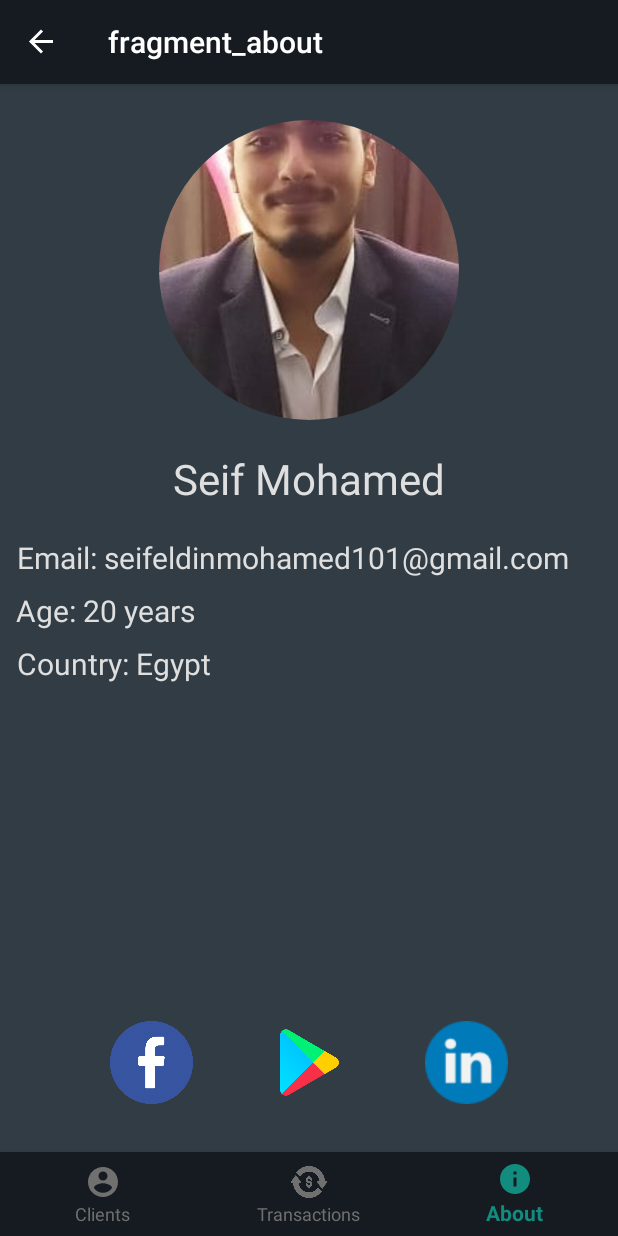
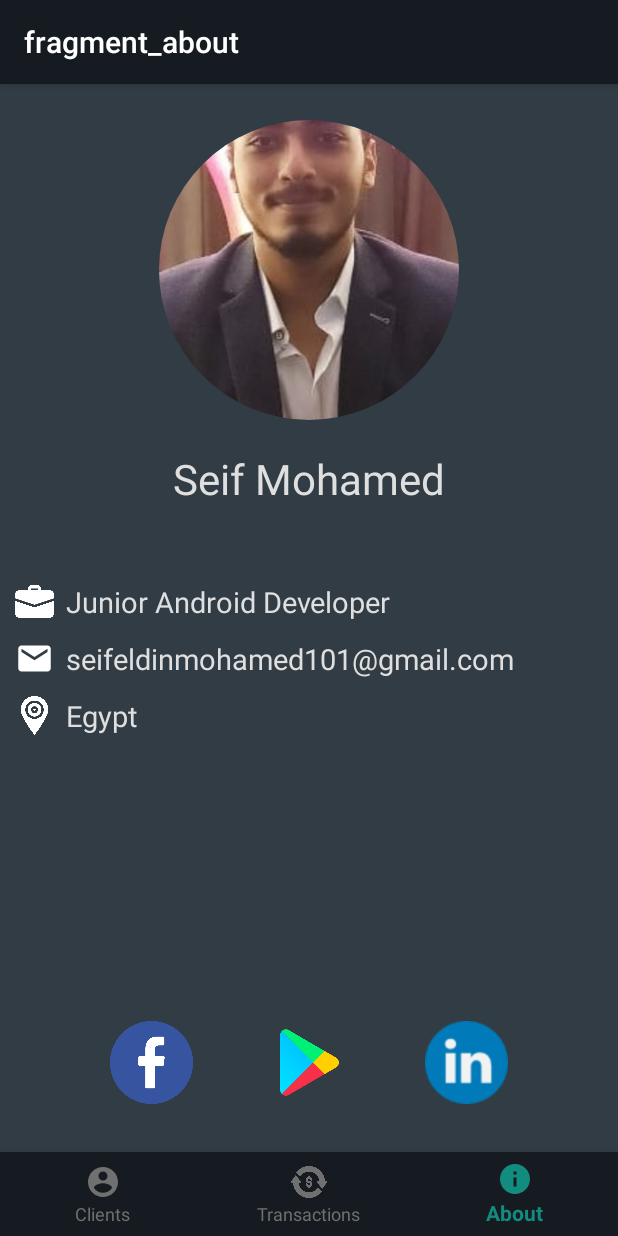
Before and after one commit to SeifEldinMohamed/SimpleBankApp-SparksInternship, an Android app: the AboutFragment screen opened through its navigation route, on a phone screen of 412 x 824 dp. Run offline under Robolectric (Android 15) with nearby library versions, the phone set to English and light mode, and no system bars; our stand-ins replace CircleImageView, navigation-ui.

Commit message:
finish about fragment

```diff
--- a/app/src/main/java/com/seif/simplebankapp/MainActivity.kt
+++ b/app/src/main/java/com/seif/simplebankapp/MainActivity.kt
@@ -3,6 +3,7 @@ package com.seif.simplebankapp
 import androidx.appcompat.app.AppCompatActivity
 import android.os.Bundle
 import androidx.navigation.findNavController
+import androidx.navigation.ui.AppBarConfiguration
 import androidx.navigation.ui.setupActionBarWithNavController
 import androidx.navigation.ui.setupWithNavController
 import com.seif.simplebankapp.databinding.ActivityMainBinding
@@ -15,6 +16,7 @@ class MainActivity : AppCompatActivity() {
         setContentView(binding.root)
         val navController = findNavController(R.id.nav_host)
         binding.bottomNavigationView.setupWithNavController(navController)
-        setupActionBarWithNavController(navController)
+        val appBarCompatActivity = AppBarConfiguration(setOf(R.id.clientsFragment, R.id.transactionsFragment, R.id.aboutFragment))
+        setupActionBarWithNavController(navController, appBarCompatActivity)
     }
 }
--- /dev/null
+++ b/app/src/main/res/drawable/ic_email.xml
@@ -0,0 +1,5 @@
+<vector android:height="24dp" android:tint="#FFFFFF"
+    android:viewportHeight="24" android:viewportWidth="24"
+    android:width="24dp" xmlns:android="http://schemas.android.com/apk/res/android">
+    <path android:fillColor="@android:color/white" android:pathData="M20,4L4,4c-1.1,0 -1.99,0.9 -1.99,2L2,18c0,1.1 0.9,2 2,2h16c1.1,0 2,-0.9 2,-2L22,6c0,-1.1 -0.9,-2 -2,-2zM20,8l-8,5 -8,-5L4,6l8,5 8,-5v2z"/>
+</vector>
--- a/app/src/main/res/layout/fragment_about.xml
+++ b/app/src/main/res/layout/fragment_about.xml
@@ -12,6 +12,7 @@
         android:layout_width="55dp"
         android:layout_height="55dp"
         android:layout_marginBottom="32dp"
+        android:contentDescription="@string/google_play_icon_for_about_fragment"
         android:src="@drawable/ic_google_play"
         app:layout_constraintBottom_toBottomOf="parent"
         app:layout_constraintEnd_toStartOf="@+id/linked_img"
@@ -24,6 +25,7 @@
         android:layout_height="55dp"
         android:layout_marginEnd="24dp"
         android:layout_marginBottom="32dp"
+        android:contentDescription="@string/linked_in_icon_for_about_fragment"
         android:src="@drawable/ic_linkedin"
         app:layout_constraintBottom_toBottomOf="parent"
         app:layout_constraintEnd_toEndOf="parent"
@@ -45,7 +47,7 @@
         android:layout_width="wrap_content"
         android:layout_height="wrap_content"
         android:layout_marginTop="20dp"
-        android:text="Seif Mohamed"
+        android:text="@string/seif_mohamed"
         android:textColor="@color/textColor"
         android:textSize="28sp"
         app:layout_constraintEnd_toEndOf="parent"
@@ -58,6 +60,7 @@
         android:layout_height="55dp"
         android:layout_marginStart="24dp"
         android:layout_marginBottom="32dp"
+        android:contentDescription="@string/facebook_icon_for_about_fragment"
         android:src="@drawable/ic_facebook"
         app:layout_constraintBottom_toBottomOf="parent"
         app:layout_constraintEnd_toStartOf="@+id/google_play_img"
@@ -69,44 +72,78 @@
         android:layout_width="wrap_content"
         android:layout_height="wrap_content"
         android:layout_marginStart="8dp"
-        android:layout_marginTop="20dp"
+        android:layout_marginTop="12dp"
         android:layout_marginEnd="8dp"
-        android:text="Email: seifeldinmohamed101@gmail.com"
+        android:text="@string/email_seifeldinmohamed101_gmail_com"
         android:textColor="@color/textColor"
-        android:textSize="20sp"
+        android:textSize="19sp"
         app:layout_constraintEnd_toEndOf="parent"
-        app:layout_constraintHorizontal_bias="0.123"
-        app:layout_constraintStart_toStartOf="parent"
-        app:layout_constraintTop_toBottomOf="@+id/textView6" />
+        app:layout_constraintHorizontal_bias="0.0"
+        app:layout_constraintStart_toEndOf="@+id/imageView6"
+        app:layout_constraintTop_toBottomOf="@+id/textView10" />
 
     <TextView
         android:id="@+id/textView8"
         android:layout_width="wrap_content"
         android:layout_height="wrap_content"
         android:layout_marginStart="8dp"
-        android:layout_marginTop="8dp"
+        android:layout_marginTop="12dp"
         android:layout_marginEnd="16dp"
-        android:text="Age: 20 years "
+        android:text="@string/country_egypt"
         android:textColor="@color/textColor"
-        android:textSize="20sp"
+        android:textSize="19sp"
         app:layout_constraintEnd_toEndOf="parent"
-        app:layout_constraintHorizontal_bias="0.011"
-        app:layout_constraintStart_toStartOf="parent"
+        app:layout_constraintHorizontal_bias="0.0"
+        app:layout_constraintStart_toEndOf="@+id/imageView7"
         app:layout_constraintTop_toBottomOf="@+id/textView7" />
 
+    <ImageView
+        android:id="@+id/imageView6"
+        android:layout_width="26dp"
+        android:layout_height="26dp"
+        android:layout_marginStart="10dp"
+        android:contentDescription="@string/email_for_about_fragment"
+        android:src="@drawable/ic_email"
+        app:layout_constraintBottom_toBottomOf="@+id/textView7"
+        app:layout_constraintStart_toStartOf="parent"
+        app:layout_constraintTop_toTopOf="@+id/textView7"
+        app:layout_constraintVertical_bias="1.0" />
+
+    <ImageView
+        android:id="@+id/imageView7"
+        android:layout_width="26dp"
+        android:layout_height="26dp"
+        android:layout_marginStart="10dp"
+        android:contentDescription="@string/place_icon_for_about_fragment"
+        android:src="@drawable/ic_country"
+        app:layout_constraintBottom_toBottomOf="@+id/textView8"
+        app:layout_constraintStart_toStartOf="parent"
+        app:layout_constraintTop_toTopOf="@+id/textView8" />
+
     <TextView
-        android:id="@+id/textView9"
+        android:id="@+id/textView10"
         android:layout_width="wrap_content"
         android:layout_height="wrap_content"
         android:layout_marginStart="8dp"
-        android:layout_marginTop="8dp"
-        android:layout_marginEnd="16dp"
-        android:text="Country: Egypt"
+        android:layout_marginTop="50dp"
+        android:layout_marginEnd="8dp"
+        android:text="@string/junior_android_developer"
         android:textColor="@color/textColor"
-        android:textSize="20sp"
+        android:textSize="19sp"
         app:layout_constraintEnd_toEndOf="parent"
-        app:layout_constraintHorizontal_bias="0.012"
+        app:layout_constraintHorizontal_bias="0.0"
+        app:layout_constraintStart_toEndOf="@+id/imageView8"
+        app:layout_constraintTop_toBottomOf="@+id/textView6" />
+
+    <ImageView
+        android:id="@+id/imageView8"
+        android:layout_width="26dp"
+        android:layout_height="26dp"
+        android:layout_marginStart="10dp"
+        android:contentDescription="@string/job_icon_for_about_fragment"
+        android:src="@drawable/ic_job"
+        app:layout_constraintBottom_toBottomOf="@+id/textView10"
         app:layout_constraintStart_toStartOf="parent"
-        app:layout_constraintTop_toBottomOf="@+id/textView8" />
+        app:layout_constraintTop_toTopOf="@+id/textView10" />
 
 </androidx.constraintlayout.widget.ConstraintLayout>
--- a/app/src/main/res/layout/item_row_client.xml
+++ b/app/src/main/res/layout/item_row_client.xml
@@ -37,7 +37,7 @@
             android:layout_height="wrap_content"
             android:layout_marginStart="8dp"
             android:layout_marginTop="32dp"
-            android:text="Seif Mohamed"
+            android:text="@string/seif_mohamed"
             android:textColor="@color/textColor"
             android:textSize="20sp"
             app:layout_constraintStart_toEndOf="@+id/profile_image"
@@ -49,7 +49,7 @@
             android:layout_height="wrap_content"
             android:layout_marginTop="32dp"
             android:layout_marginEnd="12dp"
-            android:text="1000000 EG"
+            android:text="@string/balance_item_row"
             android:textColor="@color/textColor"
             android:textSize="20sp"
             app:layout_constraintEnd_toEndOf="parent"
--- a/app/src/main/res/values/strings.xml
+++ b/app/src/main/res/values/strings.xml
@@ -1,8 +1,19 @@
 <resources>
     <string name="app_name">Simple Bank App</string>
-    <!-- TODO: Remove or change this placeholder text -->
     <string name="hello_blank_fragment">Hello blank fragment</string>
     <string name="clients">Clients</string>
     <string name="transactions">Transactions</string>
     <string name="about">About</string>
+    <string name="seif_mohamed">Seif Mohamed</string>
+    <string name="age_20_years">20 years</string>
+    <string name="country_egypt">Egypt</string>
+    <string name="email_seifeldinmohamed101_gmail_com">seifeldinmohamed101@gmail.com</string>
+    <string name="google_play_icon_for_about_fragment">google play icon for about fragment</string>
+    <string name="linked_in_icon_for_about_fragment">linked in icon for about fragment</string>
+    <string name="facebook_icon_for_about_fragment">facebook icon for about fragment</string>
+    <string name="balance_item_row">1000000 EG</string>
+    <string name="junior_android_developer">Junior Android Developer</string>
+    <string name="email_for_about_fragment">email icon for about fragment</string>
+    <string name="place_icon_for_about_fragment">place icon for about fragment</string>
+    <string name="job_icon_for_about_fragment">job icon for about fragment</string>
 </resources>
```
Also changed, not shown: app/src/main/res/drawable/ic_country.png (added), app/src/main/res/drawable/ic_job.png (added).
